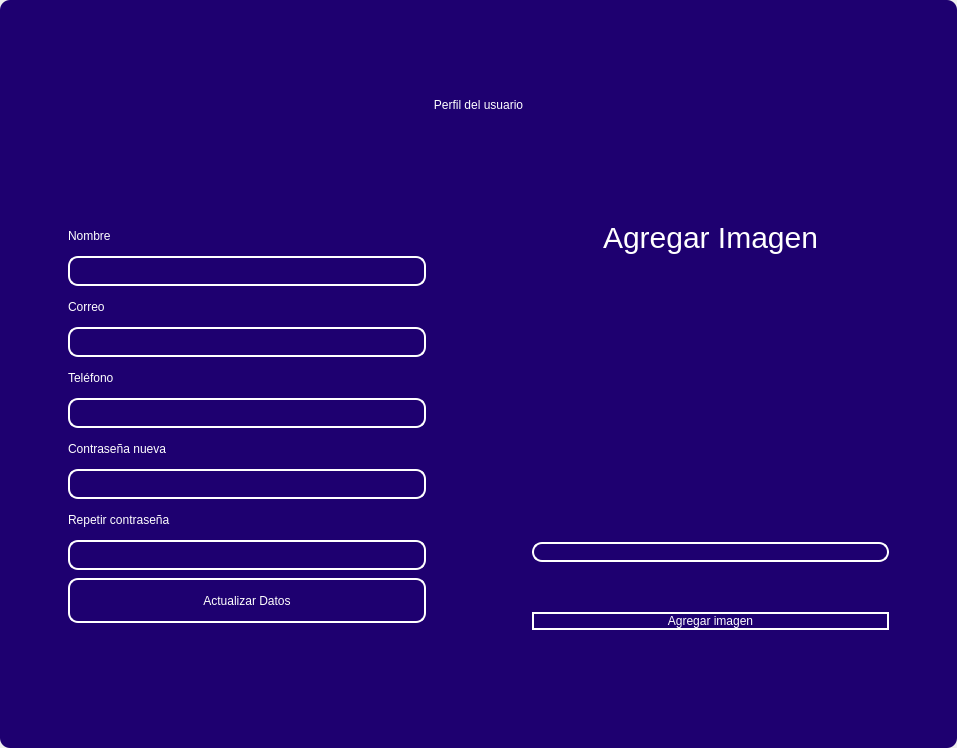
The window that design/standar/mainuserprofile0.ui (codemiguel-dev/ERP-EmprendeSoft-Desktop) describes before a commit, drawn with Qt 5.
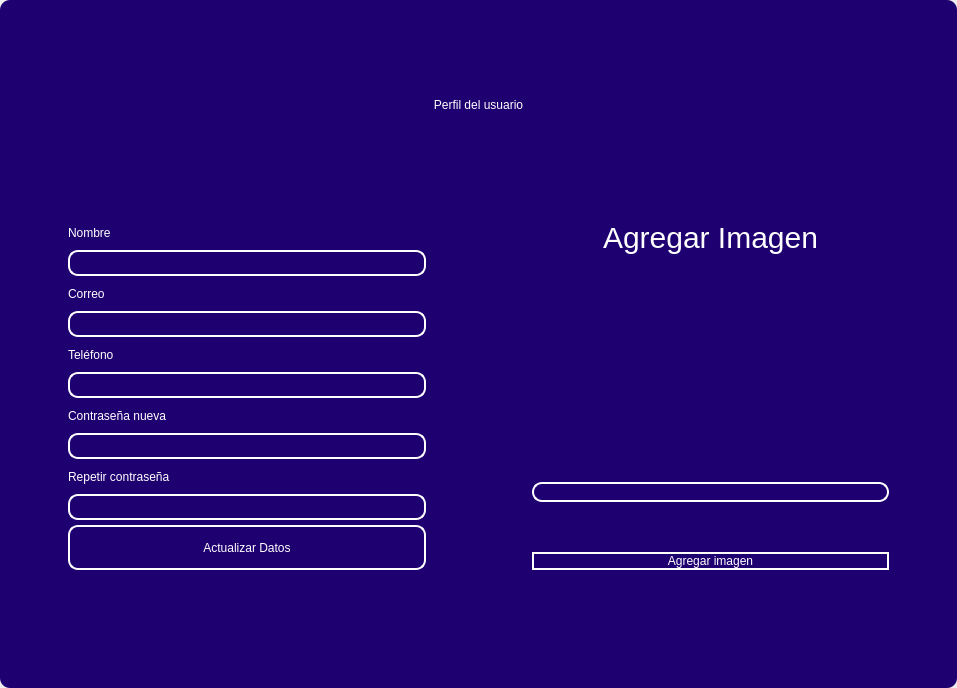
The same window after the commit. Icons and pictures are not drawn.

```diff
--- a/design/standar/mainuserprofile0.ui
+++ b/design/standar/mainuserprofile0.ui
@@ -7,7 +7,7 @@
     <x>0</x>
     <y>0</y>
     <width>957</width>
-    <height>748</height>
+    <height>688</height>
    </rect>
   </property>
   <property name="windowTitle">
```
